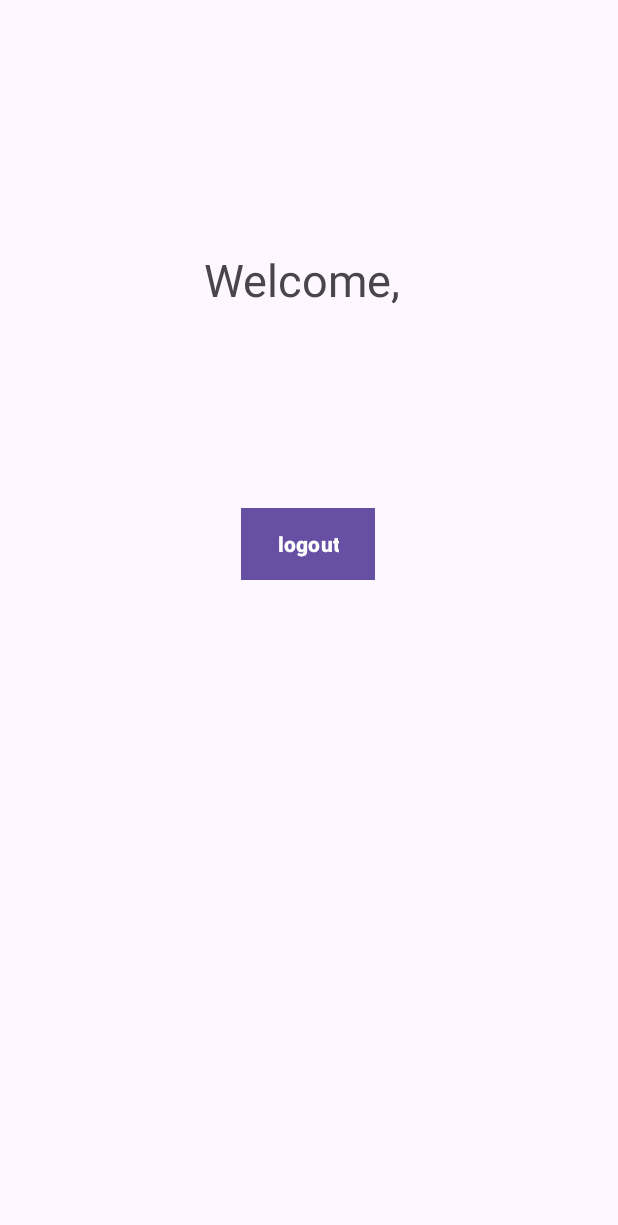
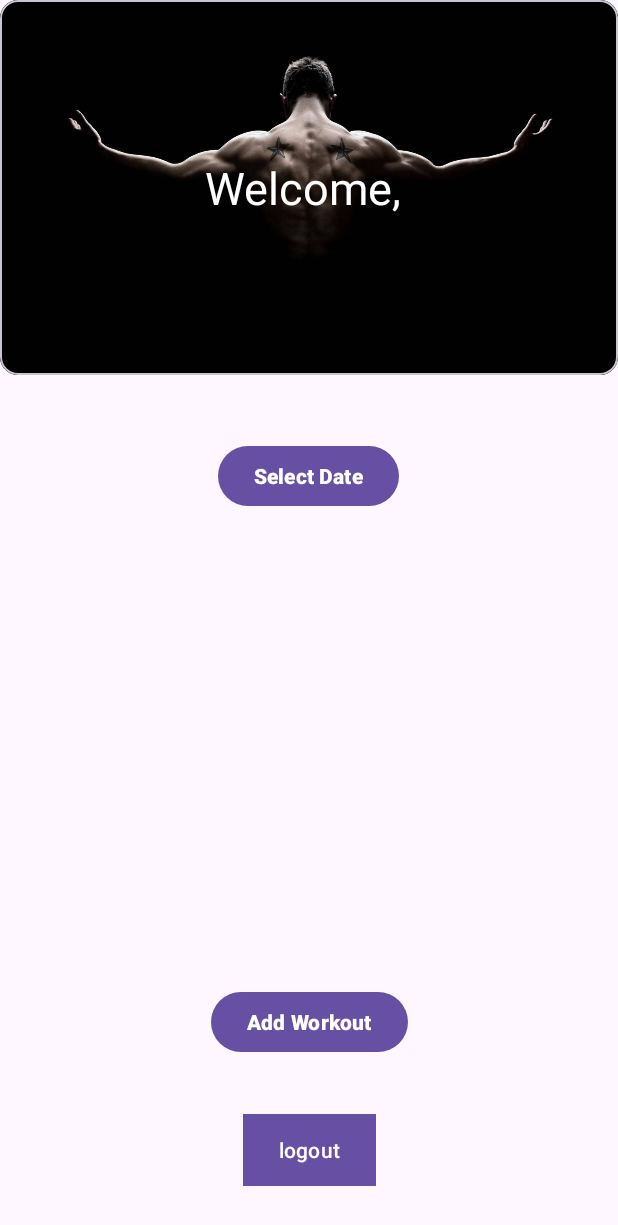
Before and after one commit to DankoKr/pace, an Android app: the screen it shows after launch once a user with an empty profile is signed in (MainActivity), on a phone screen of 412 x 824 dp. Shown: the top 1225 px of the screen. Run offline under Robolectric (Android 15) with nearby library versions, the phone set to English and light mode, and no system bars; our stand-ins replace Firebase (no records; nobody signed in at launch, a user with empty details on screens opened directly).

Commit message:
Design for profile page and implemented Calendar, updated Gradle version

```diff
--- a/app/src/main/java/com/example/pace/MainActivity.kt
+++ b/app/src/main/java/com/example/pace/MainActivity.kt
@@ -1,5 +1,6 @@
 package com.example.pace
 
+import android.app.DatePickerDialog
 import android.content.Intent
 import androidx.appcompat.app.AppCompatActivity
 import android.os.Bundle
@@ -11,16 +12,22 @@ import com.google.android.gms.auth.api.signin.GoogleSignInOptions
 import com.google.firebase.auth.FirebaseAuth
 import com.google.firebase.auth.ktx.auth
 import com.google.firebase.ktx.Firebase
+import java.text.SimpleDateFormat
+import java.util.Calendar
+import java.util.Locale
 
 class MainActivity : AppCompatActivity() {
 
     private lateinit var mGoogleSignInClient: GoogleSignInClient
     private lateinit var mAuth: FirebaseAuth
+    private lateinit var tvDatePicker: TextView
+    private lateinit var btnDatePicker: Button
 
     override fun onCreate(savedInstanceState: Bundle?) {
         super.onCreate(savedInstanceState)
         setContentView(R.layout.activity_main)
 
+        //Authentication setup for the Name view
         mAuth = FirebaseAuth.getInstance()
 
 
@@ -33,7 +40,7 @@ class MainActivity : AppCompatActivity() {
 
 
 
-        val textView = findViewById<TextView>(R.id.name)
+        val textView = findViewById<TextView>(R.id.tvProfileName)
 
         val auth = Firebase.auth
         val user = auth.currentUser
@@ -46,11 +53,29 @@ class MainActivity : AppCompatActivity() {
         }
 
 
-        val signOutButton = findViewById<Button>(R.id.logout_button)
+        val signOutButton = findViewById<Button>(R.id.btnLogout)
         signOutButton.setOnClickListener {
             signOutAndStartSignInActivity()
         }
 
+
+        //DatePicker
+        tvDatePicker = findViewById(R.id.tvDate)
+        btnDatePicker = findViewById(R.id.btnDatePicker)
+
+        val myCalendar = Calendar.getInstance()
+
+        val datePicker = DatePickerDialog.OnDateSetListener { _, year, month, dayOfMonth ->
+            myCalendar.set(Calendar.YEAR, year)
+            myCalendar.set(Calendar.MONTH, month)
+            myCalendar.set(Calendar.DAY_OF_MONTH, dayOfMonth)
+            updateLabel(myCalendar)
+        }
+
+        btnDatePicker.setOnClickListener {
+            DatePickerDialog(this, datePicker, myCalendar.get(Calendar.YEAR),
+                myCalendar.get(Calendar.MONTH), myCalendar.get(Calendar.DAY_OF_MONTH)).show()
+        }
     }
 
 
@@ -64,4 +89,10 @@ class MainActivity : AppCompatActivity() {
             finish()
         }
     }
+
+    private fun updateLabel(myCalendar: Calendar) {
+        val myFormat = "dd-MM-yyyy"
+        val sdf = SimpleDateFormat(myFormat, Locale.ENGLISH)
+        tvDatePicker.text = sdf.format(myCalendar.time)
+    }
 }
--- a/app/src/main/java/com/example/pace/SignInActivity.kt
+++ b/app/src/main/java/com/example/pace/SignInActivity.kt
@@ -34,7 +34,7 @@ class SignInActivity : AppCompatActivity() {
         }
 
 
-        val signInButton = findViewById<Button>(R.id.signInButton)
+        val signInButton = findViewById<Button>(R.id.btnSignIn)
         signInButton.setOnClickListener {
             signIn()
         }
--- a/app/src/main/res/layout/activity_main.xml
+++ b/app/src/main/res/layout/activity_main.xml
@@ -6,32 +6,86 @@
     android:layout_height="match_parent"
     tools:context=".MainActivity">
 
-    <TextView
-        android:id="@+id/name"
+
+    <com.google.android.material.card.MaterialCardView
+        android:id="@+id/materialCardView"
+        android:layout_width="match_parent"
+        android:layout_height="250dp"
+        app:layout_constraintStart_toStartOf="parent"
+        app:layout_constraintTop_toTopOf="parent">
+
+        <ImageView
+            android:id="@+id/imgWallpaper"
+            android:layout_width="match_parent"
+            android:layout_height="match_parent"
+            android:contentDescription="@string/profile_wallpaper"
+            android:scaleType="centerCrop"
+            android:src="@drawable/profile_wallpaper" />
+
+        <TextView
+            android:id="@+id/tvProfileName"
+            android:layout_width="wrap_content"
+            android:layout_height="wrap_content"
+            android:layout_gravity="center"
+            android:textColor="@color/white"
+            android:textSize="30sp" />
+
+        <TextView
+            android:id="@+id/tvDate"
+            android:layout_width="wrap_content"
+            android:layout_height="wrap_content"
+            android:layout_gravity="bottom"
+            android:layout_marginStart="140dp"
+            android:layout_marginBottom="20dp"
+            android:textColor="@color/white"
+            android:textSize="25sp" />
+
+    </com.google.android.material.card.MaterialCardView>
+
+    <Button
+        android:id="@+id/btnLogout"
         android:layout_width="wrap_content"
         android:layout_height="wrap_content"
-        android:text="Loading.."
-        android:textSize="30sp"
+        android:layout_marginStart="50dp"
+        android:layout_marginTop="400dp"
+        android:layout_marginEnd="50dp"
+        android:layout_marginBottom="33dp"
+        android:background="@color/black"
+        android:text="@string/logout_button"
+        android:textColor="@color/white"
         app:layout_constraintBottom_toBottomOf="parent"
+        app:layout_constraintEnd_toEndOf="parent"
+        app:layout_constraintStart_toStartOf="parent"
+        app:layout_constraintTop_toBottomOf="@+id/materialCardView"
+        app:layout_constraintVertical_bias="1.0" />
+
+    <Button
+        android:id="@+id/btnAddWorkout"
+        android:layout_width="wrap_content"
+        android:layout_height="wrap_content"
+        android:layout_marginBottom="32dp"
+        android:textStyle="bold"
+        android:text="@string/add_workout"
+        app:layout_constraintBottom_toTopOf="@+id/btnLogout"
+        app:layout_constraintEnd_toEndOf="parent"
+        app:layout_constraintStart_toStartOf="parent"
+        app:layout_constraintTop_toBottomOf="@+id/materialCardView"
+        app:layout_constraintVertical_bias="0.987" />
+
+    <Button
+        android:id="@+id/btnDatePicker"
+        android:layout_width="wrap_content"
+        android:layout_height="wrap_content"
+        android:layout_marginTop="43dp"
+        android:layout_marginBottom="300dp"
+        android:text="@string/select_date"
+        android:textStyle="bold"
+        app:layout_constraintBottom_toTopOf="@+id/btnAddWorkout"
         app:layout_constraintEnd_toEndOf="parent"
         app:layout_constraintHorizontal_bias="0.498"
         app:layout_constraintStart_toStartOf="parent"
-        app:layout_constraintTop_toTopOf="parent"
-        app:layout_constraintVertical_bias="0.212" />
-
-    <Button
-        android:id="@+id/logout_button"
-        android:layout_width="wrap_content"
-        android:layout_height="wrap_content"
-        android:layout_marginTop="132dp"
-        android:text="logout"
-        android:background="@color/black"
-        android:textColor="@color/white"
-        android:textStyle="bold"
-        app:layout_constraintEnd_toEndOf="parent"
-        app:layout_constraintHorizontal_bias="0.498"
-        app:layout_constraintStart_toStartOf="parent"
-        app:layout_constraintTop_toBottomOf="@+id/name" />
+        app:layout_constraintTop_toBottomOf="@+id/materialCardView"
+        app:layout_constraintVertical_bias="0.0" />
 
 
 </androidx.constraintlayout.widget.ConstraintLayout>
--- a/app/src/main/res/layout/activity_sign_in.xml
+++ b/app/src/main/res/layout/activity_sign_in.xml
@@ -11,7 +11,7 @@
     tools:context=".SignInActivity">
 
     <ImageView
-        android:id="@+id/paceLogo"
+        android:id="@+id/imgPaceLogo"
         android:layout_width="fill_parent"
         android:layout_height="455dp"
         android:contentDescription="@string/pace_logo_desc"
@@ -33,7 +33,7 @@
         app:layout_constraintBottom_toBottomOf="parent"
         app:layout_constraintEnd_toEndOf="parent"
         app:layout_constraintStart_toStartOf="parent"
-        app:layout_constraintTop_toBottomOf="@+id/paceLogo">
+        app:layout_constraintTop_toBottomOf="@+id/imgPaceLogo">
 
         <ImageView
             android:layout_width="28dp"
@@ -46,7 +46,7 @@
             android:src="@drawable/google" />
 
         <Button
-            android:id="@+id/signInButton"
+            android:id="@+id/btnSignIn"
             android:layout_width="wrap_content"
             android:minWidth="200dp"
             android:layout_height="wrap_content"
--- a/app/src/main/res/values/colors.xml
+++ b/app/src/main/res/values/colors.xml
@@ -2,4 +2,5 @@
 <resources>
     <color name="black">#FF000000</color>
     <color name="white">#FFFFFFFF</color>
+    <color name="orange">#FF9B54</color>
 </resources>
--- a/app/src/main/res/values/strings.xml
+++ b/app/src/main/res/values/strings.xml
@@ -4,4 +4,8 @@
     <string name="sign_up_button">Sign up with Google</string>
     <string name="google_logo_desc">Google icon</string>
     <string name="pace_logo_desc">Pace Logo</string>
+    <string name="profile_wallpaper">profile wallpaper</string>
+    <string name="logout_button">logout</string>
+    <string name="add_workout">Add Workout</string>
+    <string name="select_date">Select Date</string>
 </resources>
--- a/build.gradle.kts
+++ b/build.gradle.kts
@@ -5,6 +5,6 @@ buildscript {
 }
 // Top-level build file where you can add configuration options common to all sub-projects/modules.
 plugins {
-    id("com.android.application") version "8.2.2" apply false
+    id("com.android.application") version "8.3.1" apply false
     id("org.jetbrains.kotlin.android") version "1.9.22" apply false
 }
```
Also changed, not shown: app/src/main/res/drawable/profile_wallpaper.jpg (added), gradle/wrapper/gradle-wrapper.properties.
